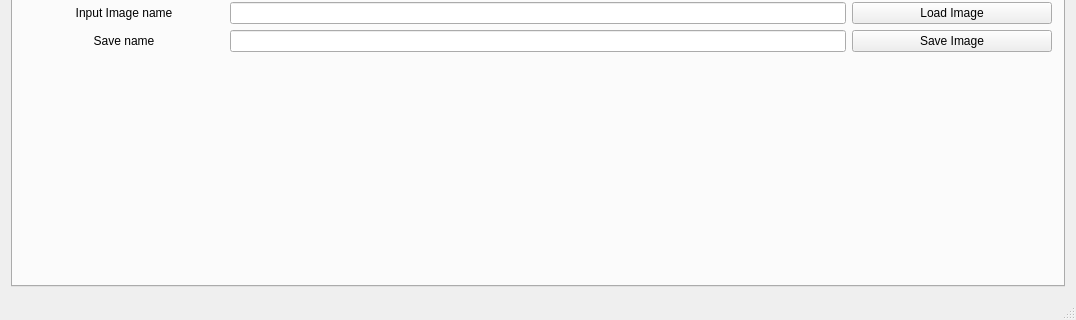
Qt form mainwindow.ui (PNPiquin/ImageProcessing) before a commit; both pictures show x 0 to 1076 and y 753 to 1073 of the 1076 by 1073 pixel window.
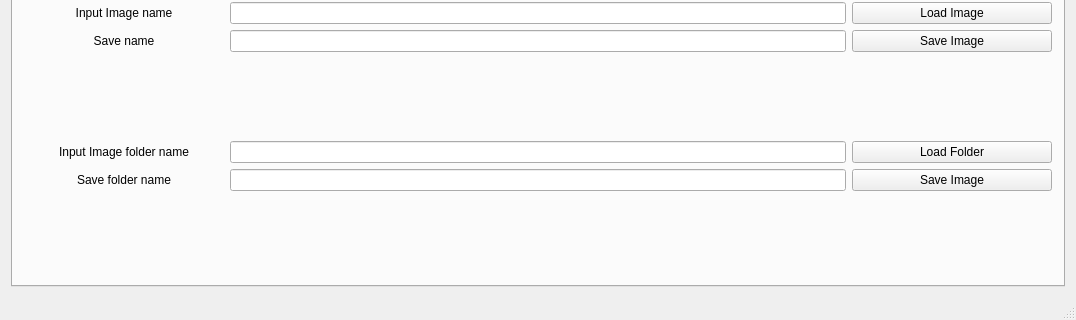
The same form after that commit. The open tabs and pages were chosen to show the change.

Commit message:
Add a read folder method
WIP: need to implement the save folder method

Diff of the .ui file:
```diff
--- a/mainwindow.ui
+++ b/mainwindow.ui
@@ -177,6 +177,94 @@
           </item>
          </layout>
         </item>
+        <item>
+         <spacer name="verticalSpacer_5">
+          <property name="orientation">
+           <enum>Qt::Vertical</enum>
+          </property>
+          <property name="sizeHint" stdset="0">
+           <size>
+            <width>20</width>
+            <height>63</height>
+           </size>
+          </property>
+         </spacer>
+        </item>
+        <item>
+         <layout class="QHBoxLayout" name="horizontalLayout_30">
+          <item>
+           <widget class="QLabel" name="labelInputImage_2">
+            <property name="minimumSize">
+             <size>
+              <width>200</width>
+              <height>0</height>
+             </size>
+            </property>
+            <property name="text">
+             <string>Input Image folder name</string>
+            </property>
+            <property name="alignment">
+             <set>Qt::AlignCenter</set>
+            </property>
+           </widget>
+          </item>
+          <item>
+           <widget class="QLineEdit" name="lineEditInputFolderPath"/>
+          </item>
+          <item>
+           <widget class="QPushButton" name="load_folder_img_button">
+            <property name="minimumSize">
+             <size>
+              <width>200</width>
+              <height>0</height>
+             </size>
+            </property>
+            <property name="text">
+             <string>Load Folder</string>
+            </property>
+           </widget>
+          </item>
+         </layout>
+        </item>
+        <item>
+         <layout class="QHBoxLayout" name="horizontalLayout_31">
+          <property name="topMargin">
+           <number>0</number>
+          </property>
+          <item>
+           <widget class="QLabel" name="label_28">
+            <property name="minimumSize">
+             <size>
+              <width>200</width>
+              <height>0</height>
+             </size>
+            </property>
+            <property name="text">
+             <string>Save folder name</string>
+            </property>
+            <property name="alignment">
+             <set>Qt::AlignCenter</set>
+            </property>
+           </widget>
+          </item>
+          <item>
+           <widget class="QLineEdit" name="save_folder_name_line"/>
+          </item>
+          <item>
+           <widget class="QPushButton" name="save_folder_push_button">
+            <property name="minimumSize">
+             <size>
+              <width>200</width>
+              <height>0</height>
+             </size>
+            </property>
+            <property name="text">
+             <string>Save Image</string>
+            </property>
+           </widget>
+          </item>
+         </layout>
+        </item>
         <item>
          <spacer name="verticalSpacer">
           <property name="orientation">
```
Left out of the diff: 2 changed lines with no effect on the pictures. The commit also changes 4 other files.
